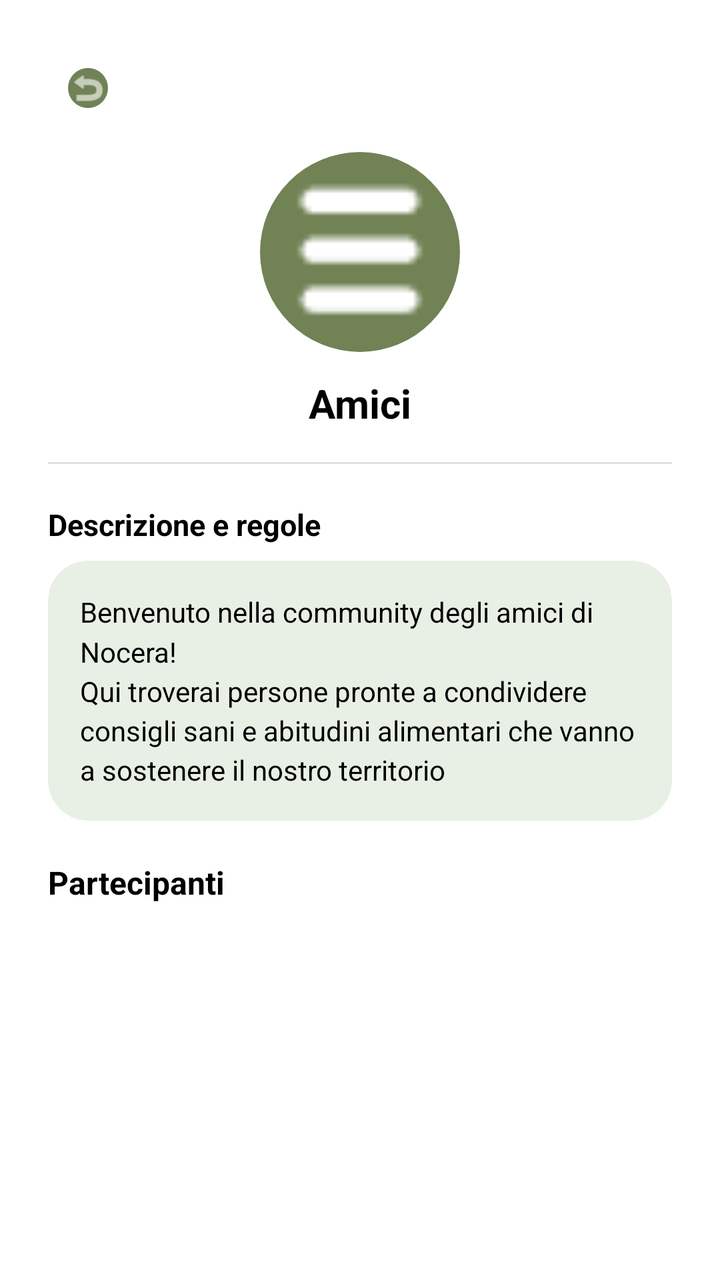
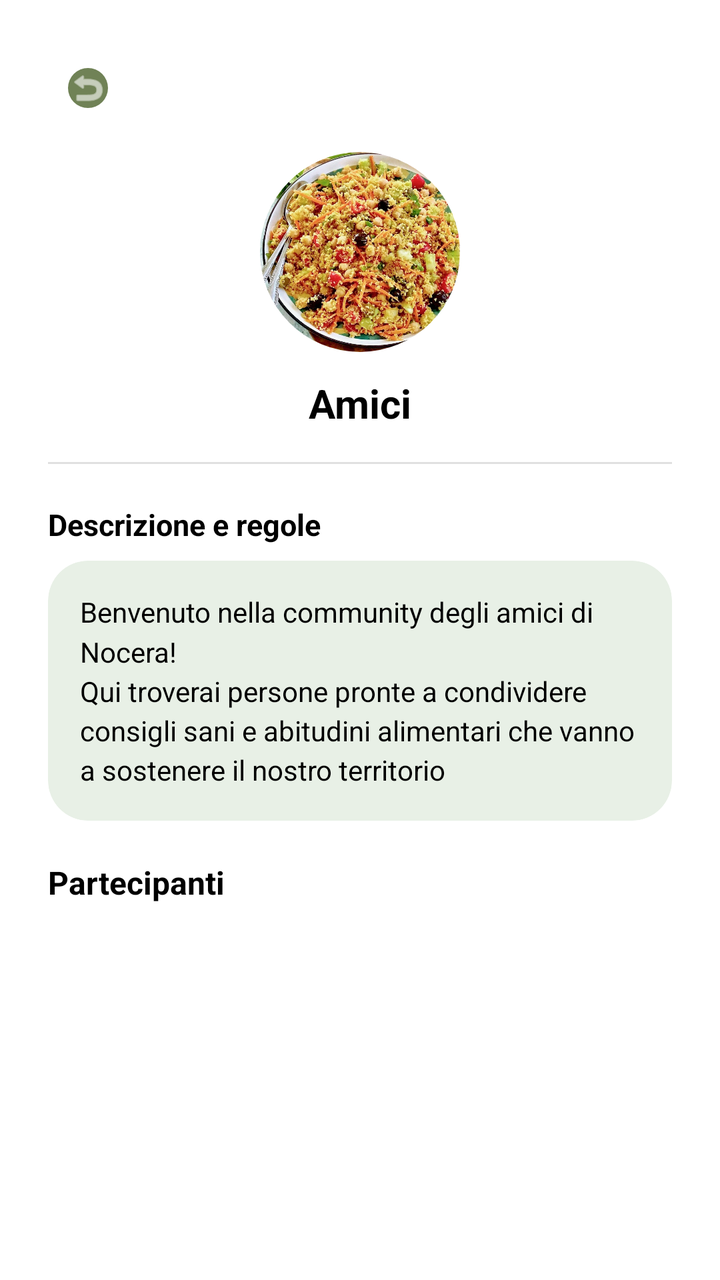

Two renders of the same Android screen: before a commit and after it. Below are the layout's source before the change and the commit's diff.
<!-- AndroidManifest.xml: application theme Theme.Nutrio -->
<!-- res/layout/activity_dettaglio_community.xml -->
<?xml version="1.0" encoding="utf-8"?>
<androidx.constraintlayout.widget.ConstraintLayout
    xmlns:android="http://schemas.android.com/apk/res/android"
    xmlns:app="http://schemas.android.com/apk/res-auto"
    xmlns:tools="http://schemas.android.com/tools"
    android:layout_width="match_parent"
    android:layout_height="match_parent"
    android:background="@android:color/white"
    android:padding="24dp">

    <com.google.android.material.imageview.ShapeableImageView
        android:id="@+id/btnBackInfoComm"
        android:layout_width="40dp"
        android:layout_height="40dp"
        android:background="#708256"
        android:padding="10dp"
        android:src="@android:drawable/ic_menu_revert"
        app:shapeAppearanceOverlay="@style/CircleImageView"
        app:layout_constraintTop_toTopOf="parent"
        app:layout_constraintStart_toStartOf="parent"
        app:tint="@android:color/white" />

    <com.google.android.material.imageview.ShapeableImageView
        android:id="@+id/ivInfoCommAvatar"
        android:layout_width="100dp"
        android:layout_height="100dp"
        android:layout_marginTop="12dp"
        android:scaleType="centerCrop"
        android:src="@drawable/ricette"
        app:shapeAppearanceOverlay="@style/CircleImageView"
        app:layout_constraintTop_toBottomOf="@id/btnBackInfoComm"
        app:layout_constraintStart_toStartOf="parent"
        app:layout_constraintEnd_toEndOf="parent" />

    <TextView
        android:id="@+id/tvInfoCommNome"
        android:layout_width="wrap_content"
        android:layout_height="wrap_content"
        android:layout_marginTop="12dp"
        android:text="Amici"
        android:textColor="@android:color/black"
        android:textSize="20sp"
        android:textStyle="bold"
        app:layout_constraintTop_toBottomOf="@id/ivInfoCommAvatar"
        app:layout_constraintStart_toStartOf="parent"
        app:layout_constraintEnd_toEndOf="parent" />

    <View
        android:id="@+id/dividerInfo"
        android:layout_width="match_parent"
        android:layout_height="1dp"
        android:background="#E0E0E0"
        android:layout_marginTop="16dp"
        app:layout_constraintTop_toBottomOf="@id/tvInfoCommNome" />

    <TextView
        android:id="@+id/lblInfoDesc"
        android:layout_width="wrap_content"
        android:layout_height="wrap_content"
        android:layout_marginTop="20dp"
        android:text="Descrizione e regole"
        android:textColor="@android:color/black"
        android:textStyle="bold"
        android:textSize="15sp"
        app:layout_constraintTop_toBottomOf="@id/dividerInfo"
        app:layout_constraintStart_toStartOf="parent" />

    <com.google.android.material.card.MaterialCardView
        android:id="@+id/cardInfoDesc"
        android:layout_width="match_parent"
        android:layout_height="wrap_content"
        android:layout_marginTop="8dp"
        app:cardBackgroundColor="#E8F0E6"
        app:cardCornerRadius="20dp"
        app:cardElevation="0dp"
        app:strokeWidth="0dp"
        app:layout_constraintTop_toBottomOf="@id/lblInfoDesc">

        <TextView
            android:id="@+id/tvInfoDescText"
            android:layout_width="match_parent"
            android:layout_height="wrap_content"
            android:padding="16dp"
            android:text="Benvenuto nella community degli amici di Nocera!\nQui troverai persone pronte a condividere consigli sani e abitudini alimentari che vanno a sostenere il nostro territorio"
            android:textColor="@android:color/black"
            android:textSize="14sp"
            android:lineSpacingMultiplier="1.2"/>
    </com.google.android.material.card.MaterialCardView>

    <TextView
        android:id="@+id/lblPartecipanti"
        android:layout_width="wrap_content"
        android:layout_height="wrap_content"
        android:layout_marginTop="20dp"
        android:text="Partecipanti"
        android:textColor="@android:color/black"
        android:textStyle="bold"
        android:textSize="16sp"
        app:layout_constraintTop_toBottomOf="@id/cardInfoDesc"
        app:layout_constraintStart_toStartOf="parent" />

    <androidx.recyclerview.widget.RecyclerView
        android:id="@+id/rvPartecipanti"
        android:layout_width="match_parent"
        android:layout_height="0dp"
        android:layout_marginTop="8dp"
        app:layout_constraintTop_toBottomOf="@id/lblPartecipanti"
        app:layout_constraintBottom_toBottomOf="parent"
        tools:listitem="@layout/item_row_partecipante" />

</androidx.constraintlayout.widget.ConstraintLayout>
<!-- res/layout/item_row_partecipante.xml (included above) -->
<?xml version="1.0" encoding="utf-8"?>
<com.google.android.material.card.MaterialCardView
    xmlns:android="http://schemas.android.com/apk/res/android"
    xmlns:app="http://schemas.android.com/apk/res-auto"
    android:layout_width="match_parent"
    android:layout_height="60dp"
    android:layout_marginVertical="4dp"
    app:cardBackgroundColor="@android:color/white"
    app:cardCornerRadius="16dp"
    app:cardElevation="0dp"
    app:strokeColor="#E0E0E0"
    app:strokeWidth="1dp">

    <LinearLayout
        android:layout_width="match_parent"
        android:layout_height="match_parent"
        android:gravity="center_vertical"
        android:orientation="horizontal"
        android:paddingHorizontal="16dp">

        <com.google.android.material.imageview.ShapeableImageView
            android:id="@+id/ivPartecipanteAvatar"
            android:layout_width="36dp"
            android:layout_height="36dp"
            android:scaleType="centerCrop"
            android:src="@drawable/ic_placeholder_profile"
            app:shapeAppearanceOverlay="@style/CircleImageView" />

        <TextView
            android:id="@+id/tvPartecipanteNome"
            android:layout_width="wrap_content"
            android:layout_height="wrap_content"
            android:layout_marginStart="16dp"
            android:text="Luigi"
            android:textColor="@android:color/black"
            android:textSize="15sp"
            android:textStyle="bold" />
    </LinearLayout>
</com.google.android.material.card.MaterialCardView>
<!-- resources referenced by this layout -->
<resources>
  <!-- drawable ic_placeholder_profile (drawable) -->
  <vector xmlns:android="http://schemas.android.com/apk/res/android"
      android:width="24dp"
      android:height="24dp"
      android:viewportWidth="24"
      android:viewportHeight="24">
      <path
          android:fillColor="#CCCCCC"
          android:pathData="M12,12c2.21,0 4,-1.79 4,-4s-1.79,-4 -4,-4 -4,1.79 -4,4 1.79,4 4,4zM12,14c-2.67,0 -8,1.34 -8,4v2h16v-2c0,-2.66 -5.33,-4 -8,-4z"/>
  </vector>
  <!-- drawable ricette: png bitmap (drawable, 794 bytes) -->
  <style name="CircleImageView">
          <item name="cornerSize">50%</item>
      </style>
  <style name="Theme.Nutrio" parent="Base.Theme.Nutrio" />
  <style name="Base.Theme.Nutrio" parent="Theme.Material3.DayNight.NoActionBar">
          
          
      </style>
</resources>

<!-- the commit's change to res/layout/activity_dettaglio_community.xml (unified diff, before → after) -->
@@ -20,13 +20,29 @@
         app:layout_constraintStart_toStartOf="parent"
         app:tint="@android:color/white" />
 
+    
+    <TextView
+        android:id="@+id/tvCreatedSuccessOverlay"
+        android:layout_width="wrap_content"
+        android:layout_height="wrap_content"
+        android:background="#708256"
+        android:text="Community creata con successo"
+        android:textColor="#FFFFFF"
+        android:padding="12dp"
+        android:visibility="gone"
+        android:textStyle="bold"
+        app:layout_constraintTop_toTopOf="parent"
+        app:layout_constraintBottom_toBottomOf="parent"
+        app:layout_constraintStart_toStartOf="parent"
+        app:layout_constraintEnd_toEndOf="parent" />
+
     <com.google.android.material.imageview.ShapeableImageView
         android:id="@+id/ivInfoCommAvatar"
         android:layout_width="100dp"
         android:layout_height="100dp"
         android:layout_marginTop="12dp"
         android:scaleType="centerCrop"
-        android:src="@drawable/ricette"
+        android:src="@drawable/cous"
         app:shapeAppearanceOverlay="@style/CircleImageView"
         app:layout_constraintTop_toBottomOf="@id/btnBackInfoComm"
         app:layout_constraintStart_toStartOf="parent"
<!-- resource entries referenced after the edit -->
@@ -1,5 +1,6 @@
 <!-- resources referenced by this layout -->
 <resources>
+  <!-- drawable cous: jpeg bitmap (drawable, 375610 bytes) -->
   <!-- drawable ic_placeholder_profile (drawable) -->
   <vector xmlns:android="http://schemas.android.com/apk/res/android"
       android:width="24dp"
@@ -10,7 +11,6 @@
           android:fillColor="#CCCCCC"
           android:pathData="M12,12c2.21,0 4,-1.79 4,-4s-1.79,-4 -4,-4 -4,1.79 -4,4 1.79,4 4,4zM12,14c-2.67,0 -8,1.34 -8,4v2h16v-2c0,-2.66 -5.33,-4 -8,-4z"/>
   </vector>
-  <!-- drawable ricette: png bitmap (drawable, 794 bytes) -->
   <style name="CircleImageView">
           <item name="cornerSize">50%</item>
       </style>
